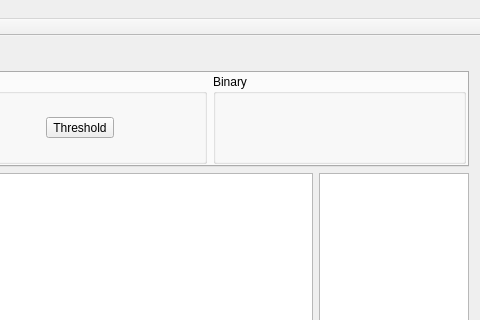
Old version of the form mainwindow.ui in the repository Rainlin007/RQImage; both pictures show x 320 to 800 and y 0 to 320 of the 800 by 800 pixel window.
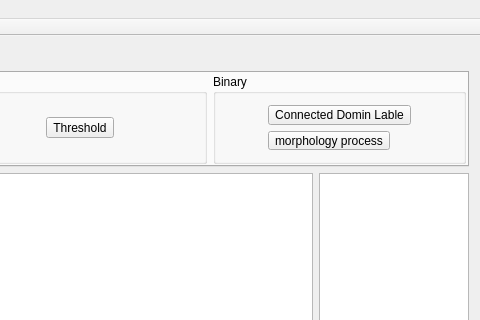
New version of the form. The open tabs and pages were chosen to show the change.

Commit message: morphology，connected domin lable added;

The edit to the form file:
```diff
--- a/mainwindow.ui
+++ b/mainwindow.ui
@@ -97,10 +97,10 @@
            <property name="topMargin">
             <number>9</number>
            </property>
-           <item row="1" column="1">
-            <widget class="QToolButton" name="toolButton_3">
+           <item row="0" column="0">
+            <widget class="QToolButton" name="toolButton">
              <property name="text">
-              <string>Restore temp</string>
+              <string>Reset</string>
              </property>
             </widget>
            </item>
@@ -212,6 +212,22 @@
           <property name="title">
            <string>Binary</string>
           </property>
+          <layout class="QGridLayout" name="gridLayout_5">
+           <item row="0" column="0">
+            <widget class="QToolButton" name="toolButton_3">
+             <property name="text">
+              <string>Connected Domin Lable</string>
+             </property>
+            </widget>
+           </item>
+           <item row="1" column="0">
+            <widget class="QToolButton" name="toolButton_8">
+             <property name="text">
+              <string>morphology process</string>
+             </property>
+            </widget>
+           </item>
+          </layout>
          </widget>
         </item>
        </layout>
```
Left out of the diff: 44 changed lines with no effect on the pictures. The commit also changes 18 other files.
